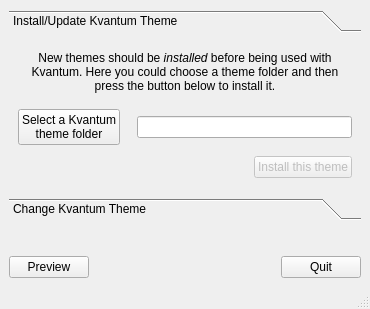
Above: Kvantum/kvantummanager/kvantummanager.ui from tsujan/Kvantum before the change. Below: the same form after it.
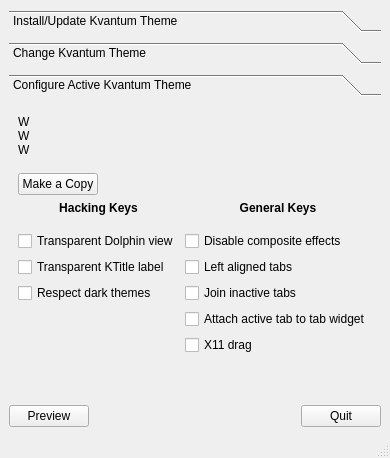
That is the form after the change. The open tabs and pages were chosen to show the change. Icons and pictures are not drawn.

Commit message: Configuration page for Kvantum Manager.

```diff
--- a/Kvantum/kvantummanager/kvantummanager.ui
+++ b/Kvantum/kvantummanager/kvantummanager.ui
@@ -2,14 +2,6 @@
 <ui version="4.0">
  <class>KvantumManager</class>
  <widget class="QMainWindow" name="MainWindow">
-  <property name="geometry">
-   <rect>
-    <x>0</x>
-    <y>0</y>
-    <width>370</width>
-    <height>280</height>
-   </rect>
-  </property>
   <property name="sizePolicy">
    <sizepolicy hsizetype="MinimumExpanding" vsizetype="MinimumExpanding">
     <horstretch>0</horstretch>
@@ -34,6 +26,58 @@
     <property name="topMargin">
      <number>10</number>
     </property>
+    <item row="2" column="1" alignment="Qt::AlignRight">
+     <widget class="QPushButton" name="quit">
+      <property name="toolTip">
+       <string>Ctrl+Q</string>
+      </property>
+      <property name="text">
+       <string>Quit</string>
+      </property>
+      <property name="icon">
+       <iconset theme="application-exit">
+        <normaloff/>
+       </iconset>
+      </property>
+      <property name="shortcut">
+       <string>Ctrl+Q</string>
+      </property>
+      <property name="autoDefault">
+       <bool>false</bool>
+      </property>
+     </widget>
+    </item>
+    <item row="2" column="0" alignment="Qt::AlignLeft">
+     <widget class="QPushButton" name="preview">
+      <property name="toolTip">
+       <string>Preview the active theme
+or update its preview.</string>
+      </property>
+      <property name="text">
+       <string>Preview</string>
+      </property>
+      <property name="icon">
+       <iconset resource="kvantummanager.qrc">
+        <normaloff>:/Icons/kvantumpreview/kvantum.svg</normaloff>:/Icons/kvantumpreview/kvantum.svg</iconset>
+      </property>
+     </widget>
+    </item>
+    <item row="1" column="1">
+     <spacer name="verticalSpacer_4">
+      <property name="orientation">
+       <enum>Qt::Vertical</enum>
+      </property>
+      <property name="sizeType">
+       <enum>QSizePolicy::Fixed</enum>
+      </property>
+      <property name="sizeHint" stdset="0">
+       <size>
+        <width>20</width>
+        <height>30</height>
+       </size>
+      </property>
+     </spacer>
+    </item>
     <item row="0" column="0" colspan="2">
      <widget class="QToolBox" name="toolBox">
       <property name="sizePolicy">
@@ -53,8 +97,8 @@
         <rect>
          <x>0</x>
          <y>0</y>
-         <width>362</width>
-         <height>128</height>
+         <width>364</width>
+         <height>132</height>
         </rect>
        </property>
        <attribute name="label">
@@ -195,8 +239,8 @@
         <rect>
          <x>0</x>
          <y>0</y>
-         <width>350</width>
-         <height>232</height>
+         <width>352</width>
+         <height>248</height>
         </rect>
        </property>
        <attribute name="label">
@@ -283,6 +327,22 @@
           </property>
          </spacer>
         </item>
+        <item row="3" column="2">
+         <spacer name="verticalSpacer_3">
+          <property name="orientation">
+           <enum>Qt::Vertical</enum>
+          </property>
+          <property name="sizeType">
+           <enum>QSizePolicy::Fixed</enum>
+          </property>
+          <property name="sizeHint" stdset="0">
+           <size>
+            <width>20</width>
+            <height>10</height>
+           </size>
+          </property>
+         </spacer>
+        </item>
         <item row="4" column="0" colspan="4">
          <widget class="QLabel" name="label_2">
           <property name="text">
@@ -299,8 +359,8 @@
           </property>
          </widget>
         </item>
-        <item row="3" column="2">
-         <spacer name="verticalSpacer_3">
+        <item row="5" column="0" colspan="4">
+         <spacer name="verticalSpacer_10">
           <property name="orientation">
            <enum>Qt::Vertical</enum>
           </property>
@@ -314,61 +374,200 @@
         </item>
        </layout>
       </widget>
-     </widget>
-    </item>
-    <item row="1" column="1">
-     <spacer name="verticalSpacer_4">
-      <property name="orientation">
-       <enum>Qt::Vertical</enum>
-      </property>
-      <property name="sizeType">
-       <enum>QSizePolicy::Fixed</enum>
-      </property>
-      <property name="sizeHint" stdset="0">
-       <size>
-        <width>20</width>
-        <height>30</height>
-       </size>
-      </property>
-     </spacer>
-    </item>
-    <item row="2" column="1" alignment="Qt::AlignRight">
-     <widget class="QPushButton" name="quit">
-      <property name="toolTip">
-       <string>Ctrl+Q</string>
-      </property>
-      <property name="text">
-       <string>Quit</string>
-      </property>
-      <property name="icon">
-       <iconset theme="application-exit">
-        <normaloff/>
-       </iconset>
-      </property>
-      <property name="shortcut">
-       <string>Ctrl+Q</string>
-      </property>
-      <property name="autoDefault">
-       <bool>false</bool>
-      </property>
-     </widget>
-    </item>
-    <item row="2" column="0" alignment="Qt::AlignLeft">
-     <widget class="QPushButton" name="preview">
-      <property name="toolTip">
-       <string>Preview the active theme
-(Ctrl+P)</string>
-      </property>
-      <property name="text">
-       <string>Preview</string>
-      </property>
-      <property name="icon">
-       <iconset resource="kvantummanager.qrc">
-        <normaloff>:/Icons/kvantumpreview/kvantum.svg</normaloff>:/Icons/kvantumpreview/kvantum.svg</iconset>
-      </property>
-      <property name="shortcut">
-       <string>Ctrl+P</string>
-      </property>
+      <widget class="QWidget" name="page_3">
+       <property name="geometry">
+        <rect>
+         <x>0</x>
+         <y>0</y>
+         <width>407</width>
+         <height>216</height>
+        </rect>
+       </property>
+       <attribute name="label">
+        <string>Configure Active Kvantum Theme</string>
+       </attribute>
+       <layout class="QGridLayout" name="gridLayout_4">
+        <item row="8" column="1">
+         <widget class="QCheckBox" name="checkBox5">
+          <property name="toolTip">
+           <string>Tabs are centered by default.</string>
+          </property>
+          <property name="text">
+           <string>Left aligned tabs</string>
+          </property>
+         </widget>
+        </item>
+        <item row="4" column="1">
+         <widget class="QLabel" name="label_5">
+          <property name="text">
+           <string>&lt;center&gt;&lt;b&gt;General Keys&lt;/b&gt;&lt;/center&gt;</string>
+          </property>
+         </widget>
+        </item>
+        <item row="4" column="0">
+         <widget class="QLabel" name="label_4">
+          <property name="toolTip">
+           <string>Uncheck the three boxes below if you want
+all widgets to appear as they are by default.</string>
+          </property>
+          <property name="text">
+           <string>&lt;center&gt;&lt;b&gt;Hacking Keys&lt;/b&gt;&lt;/center&gt;</string>
+          </property>
+         </widget>
+        </item>
+        <item row="5" column="0" colspan="2">
+         <spacer name="verticalSpacer_7">
+          <property name="orientation">
+           <enum>Qt::Vertical</enum>
+          </property>
+          <property name="sizeType">
+           <enum>QSizePolicy::Fixed</enum>
+          </property>
+          <property name="sizeHint" stdset="0">
+           <size>
+            <width>20</width>
+            <height>10</height>
+           </size>
+          </property>
+         </spacer>
+        </item>
+        <item row="2" column="0" colspan="2">
+         <spacer name="verticalSpacer_8">
+          <property name="orientation">
+           <enum>Qt::Vertical</enum>
+          </property>
+          <property name="sizeType">
+           <enum>QSizePolicy::Fixed</enum>
+          </property>
+          <property name="sizeHint" stdset="0">
+           <size>
+            <width>20</width>
+            <height>10</height>
+           </size>
+          </property>
+         </spacer>
+        </item>
+        <item row="10" column="1">
+         <widget class="QCheckBox" name="checkBox7">
+          <property name="toolTip">
+           <string>Active tab is detached by default.</string>
+          </property>
+          <property name="text">
+           <string>Attach active tab to tab widget</string>
+          </property>
+         </widget>
+        </item>
+        <item row="6" column="0">
+         <widget class="QCheckBox" name="checkBox1">
+          <property name="toolTip">
+           <string>Merge Dolphin's view with its surroundings.</string>
+          </property>
+          <property name="text">
+           <string>Transparent Dolphin view</string>
+          </property>
+         </widget>
+        </item>
+        <item row="3" column="0" alignment="Qt::AlignLeft">
+         <widget class="QPushButton" name="copyButton">
+          <property name="text">
+           <string>Make a Copy</string>
+          </property>
+         </widget>
+        </item>
+        <item row="0" column="0" colspan="2">
+         <widget class="QLabel" name="configLabel">
+          <property name="text">
+           <string>W&lt;br&gt;W&lt;br&gt;W</string>
+          </property>
+          <property name="wordWrap">
+           <bool>true</bool>
+          </property>
+          <property name="textInteractionFlags">
+           <set>Qt::LinksAccessibleByMouse|Qt::TextSelectableByMouse</set>
+          </property>
+         </widget>
+        </item>
+        <item row="12" column="0" colspan="2">
+         <spacer name="verticalSpacer_9">
+          <property name="orientation">
+           <enum>Qt::Vertical</enum>
+          </property>
+          <property name="sizeHint" stdset="0">
+           <size>
+            <width>20</width>
+            <height>5</height>
+           </size>
+          </property>
+         </spacer>
+        </item>
+        <item row="9" column="1">
+         <widget class="QCheckBox" name="checkBox6">
+          <property name="toolTip">
+           <string>Inactive tabs are detached by default.</string>
+          </property>
+          <property name="text">
+           <string>Join inactive tabs</string>
+          </property>
+         </widget>
+        </item>
+        <item row="6" column="1">
+         <widget class="QCheckBox" name="checkBox4">
+          <property name="toolTip">
+           <string>If checked, menus and tooltips will
+not have shadow or translucency.</string>
+          </property>
+          <property name="text">
+           <string>Disable composite effects</string>
+          </property>
+         </widget>
+        </item>
+        <item row="6" column="2">
+         <spacer name="horizontalSpacer_5">
+          <property name="orientation">
+           <enum>Qt::Horizontal</enum>
+          </property>
+          <property name="sizeHint" stdset="0">
+           <size>
+            <width>1</width>
+            <height>20</height>
+           </size>
+          </property>
+         </spacer>
+        </item>
+        <item row="9" column="0">
+         <widget class="QCheckBox" name="checkBox3">
+          <property name="toolTip">
+           <string>Some apps may not respect dark themes.
+Kvantum can try to correct their behavior.</string>
+          </property>
+          <property name="text">
+           <string>Respect dark themes</string>
+          </property>
+         </widget>
+        </item>
+        <item row="8" column="0">
+         <widget class="QCheckBox" name="checkBox2">
+          <property name="toolTip">
+           <string>Don't draw any background for KTitles.</string>
+          </property>
+          <property name="text">
+           <string>Transparent KTitle label</string>
+          </property>
+         </widget>
+        </item>
+        <item row="11" column="1">
+         <widget class="QCheckBox" name="checkBox8">
+          <property name="toolTip">
+           <string>Drag windows from anywhere possible?
+(Depends on X11)</string>
+          </property>
+          <property name="text">
+           <string>X11 drag</string>
+          </property>
+         </widget>
+        </item>
+       </layout>
+      </widget>
      </widget>
     </item>
    </layout>
```
The commit also changes 11 other files.
